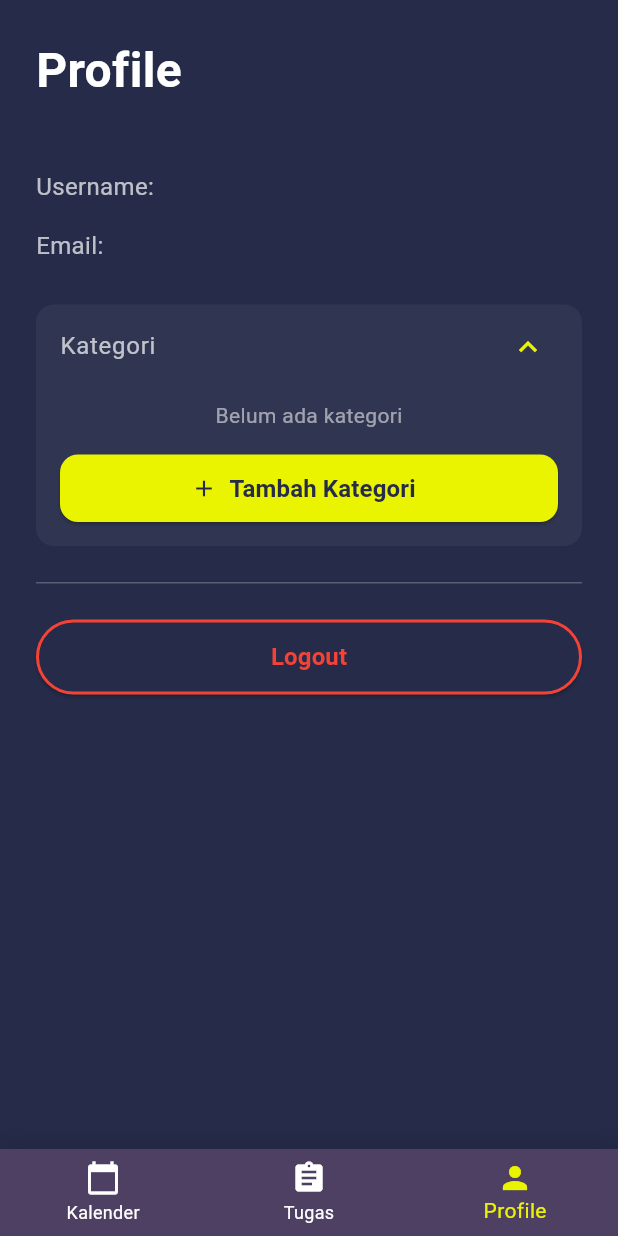
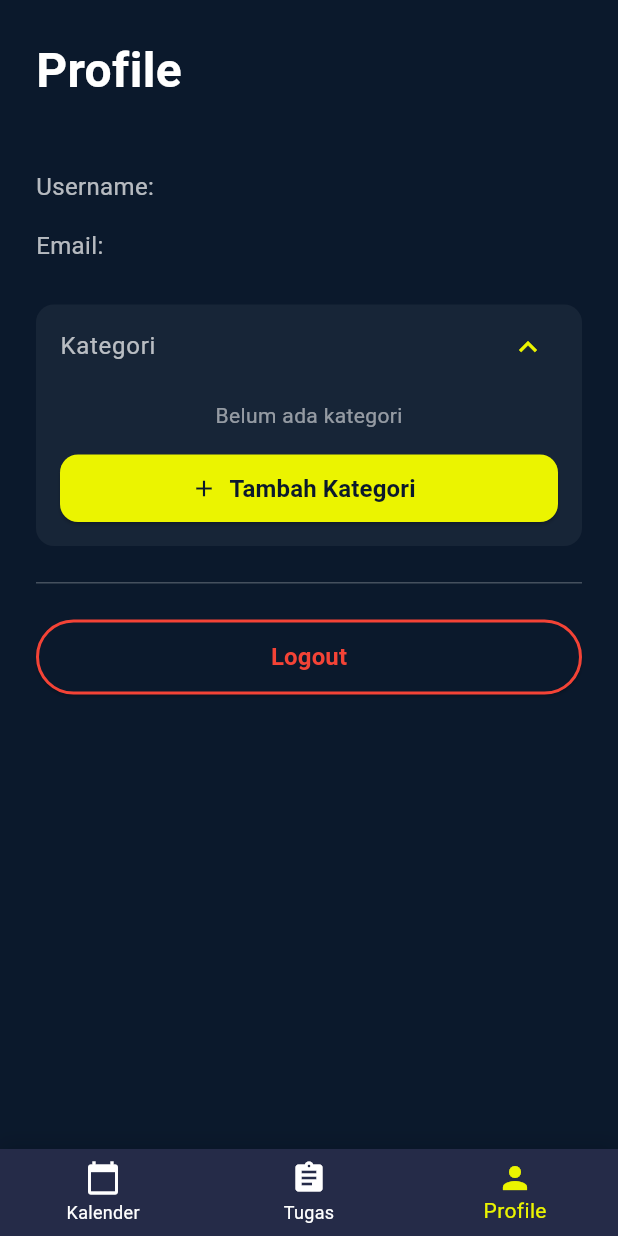
Before and after one commit to monsalman/flutter_todolist, a Flutter app: the NavBar screen opened directly, on a phone screen of 412 x 824 dp. Run offline on Flutter 3.47's test engine with Material 3 defaults, Android fonts, the light colour scheme and no system bars; our stand-ins replace flutter_dotenv, flutter_local_notifications, image_picker, supabase_flutter, timezone; accounts and stored records are empty; network calls fail.

Commit message:
Edit Page Color

```diff
--- a/lib/main.dart
+++ b/lib/main.dart
@@ -42,8 +42,9 @@ class MyApp extends StatelessWidget {
   }
 }
 
-final Color WarnaUtama = Color(0xFF252B48);
-final Color WarnaUtama2 = Color(0xFF4E4062);
+final Color WarnaUtama = Color(0xFF0B192C);
+final Color WarnaUtama2 = Color(0xFF252B48);
 final Color WarnaSecondary = Color(0xFFEBF400);
 
 // 1E3E62 0B192C
+// 252B48 4E4062
```
